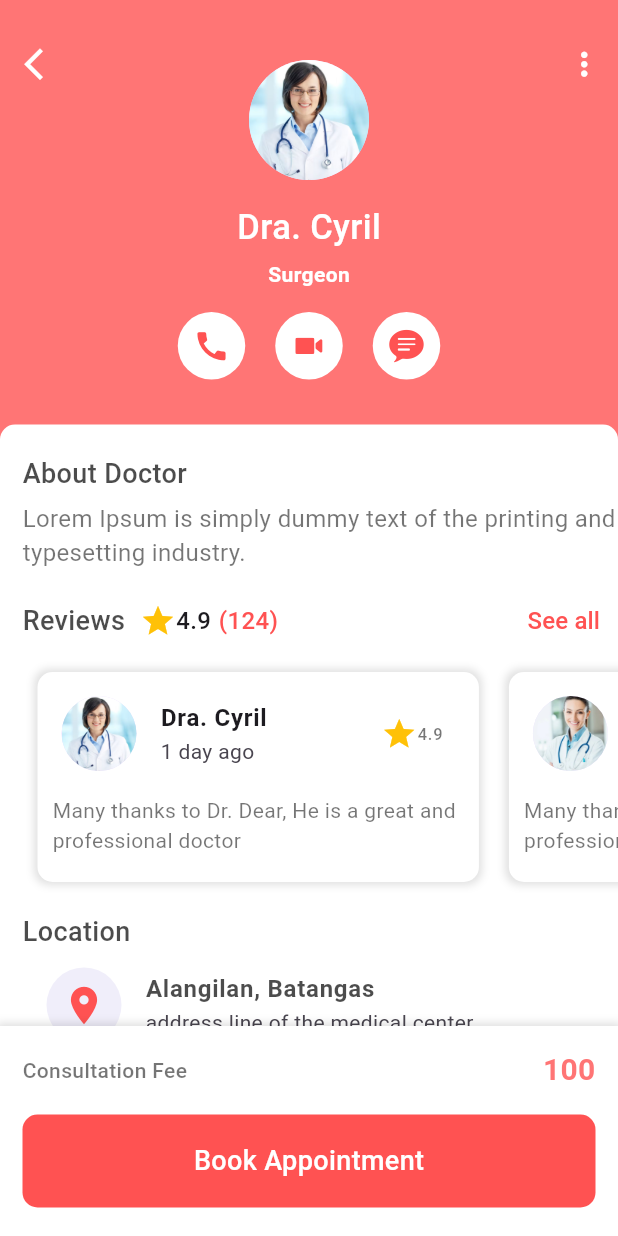
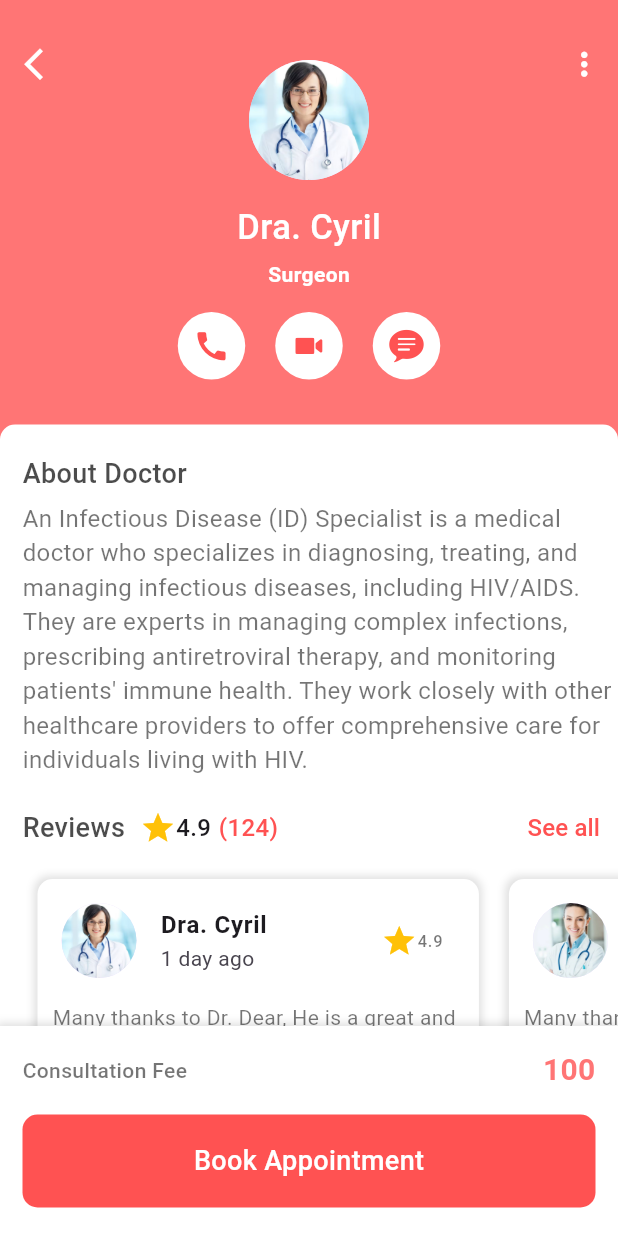
Before and after one commit to cyrlvldz/HASH, a Flutter app: the DoctorScreen screen opened directly, on a phone screen of 412 x 824 dp. Run offline on Flutter 3.47's test engine with Material 3 defaults, Android fonts, the phone set to English and light mode, and no system bars; our stand-ins replace material_design_icons_flutter.

Commit message:
Update doctor_screen.dart

```diff
--- a/lib/doctor_screen.dart
+++ b/lib/doctor_screen.dart
@@ -152,7 +152,7 @@ class DoctorScreen extends StatelessWidget {
                   ),
                   SizedBox(height: 5),
                   Text(
-                    "Lorem Ipsum is simply dummy text of the printing and typesetting industry.",
+                    "An Infectious Disease (ID) Specialist is a medical doctor who specializes in diagnosing, treating, and managing infectious diseases, including HIV/AIDS. They are experts in managing complex infections, prescribing antiretroviral therapy, and monitoring patients' immune health. They work closely with other healthcare providers to offer comprehensive care for individuals living with HIV.",
                     style: TextStyle(
                       fontSize: 16,
                       color: Colors.black54,
```
